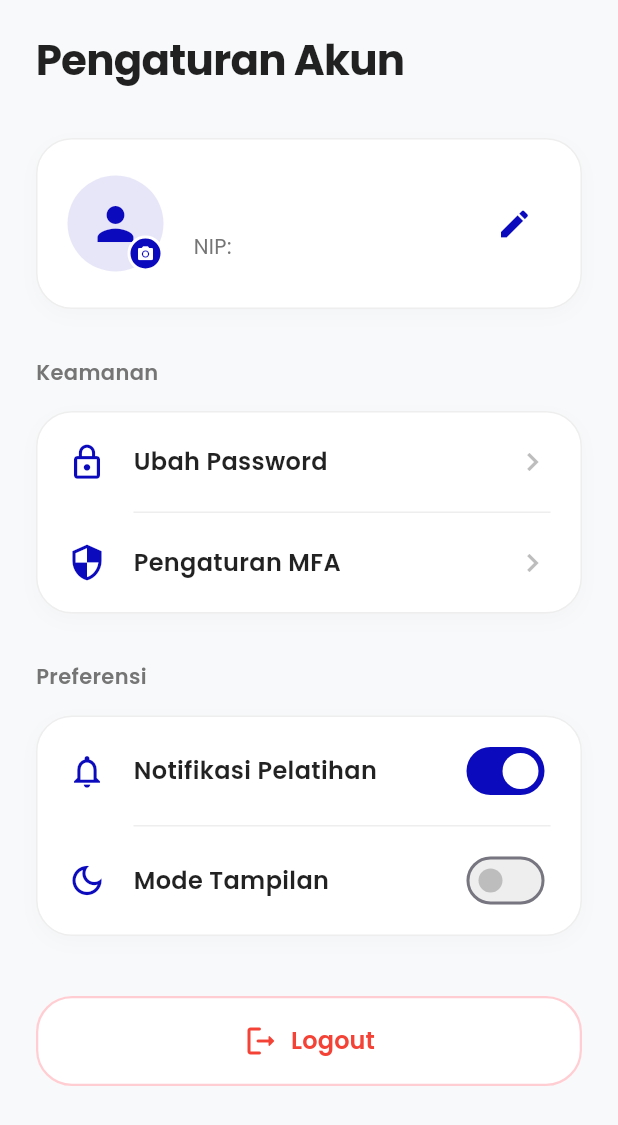
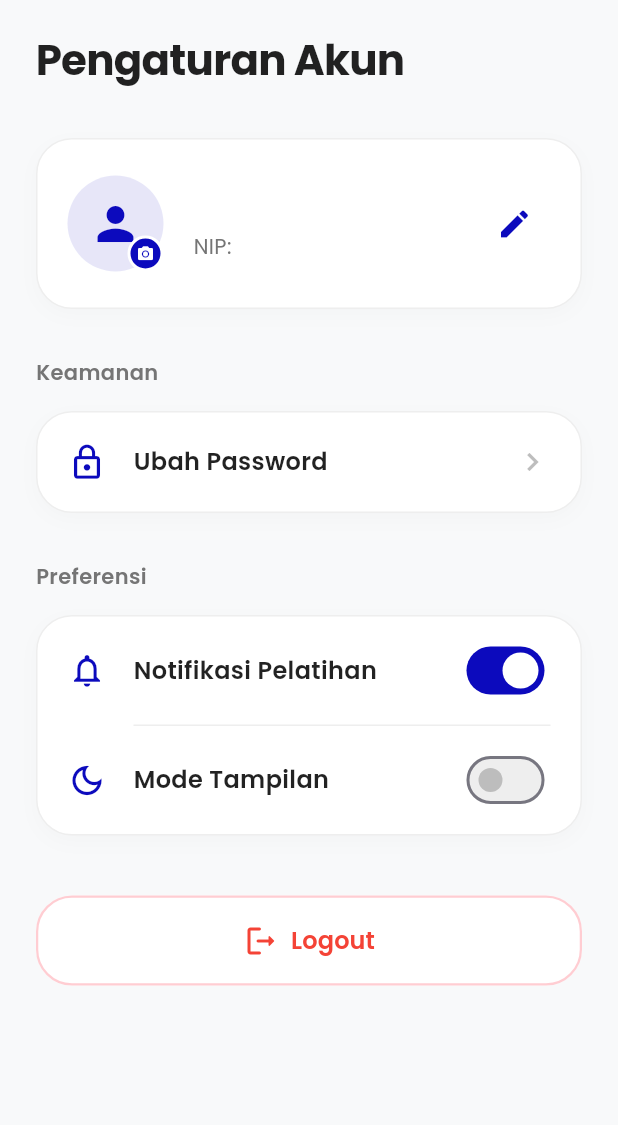
Before and after one commit to rafifzaidan/bpr_elearning, a Flutter app: the ProfileScreen screen opened directly, on a phone screen of 412 x 824 dp. Shown: the top 1125 px of the screen. Run offline on Flutter 3.47's test engine with Material 3 defaults, Android fonts, the phone set to English and light mode, and no system bars; drawn by our look-alikes of cached_network_image; our stand-ins replace chewie, connectivity_plus, google_fonts, image_picker, pinput, shared_preferences and 2 more; missing offline and left inert: syncfusion_flutter_pdfviewer; accounts and stored records are empty; network calls fail.

Commit message:
Remove Pengaturan MFA tile and divider from profile screen

```diff
--- a/mobile_app/lib/screens/profile_screen.dart
+++ b/mobile_app/lib/screens/profile_screen.dart
@@ -201,14 +201,6 @@ class ProfileScreen extends StatelessWidget {
                         );
                       },
                     ),
-                    Divider(height: 1, color: borderColor, indent: 64, endIndent: 20),
-                    _ActionTile(
-                      icon: Icons.security_outlined,
-                      title: 'Pengaturan MFA',
-                      textColor: textColor,
-                      primaryColor: primaryColor,
-                      onTap: () {},
-                    ),
                   ],
                 ),
               ),
```
